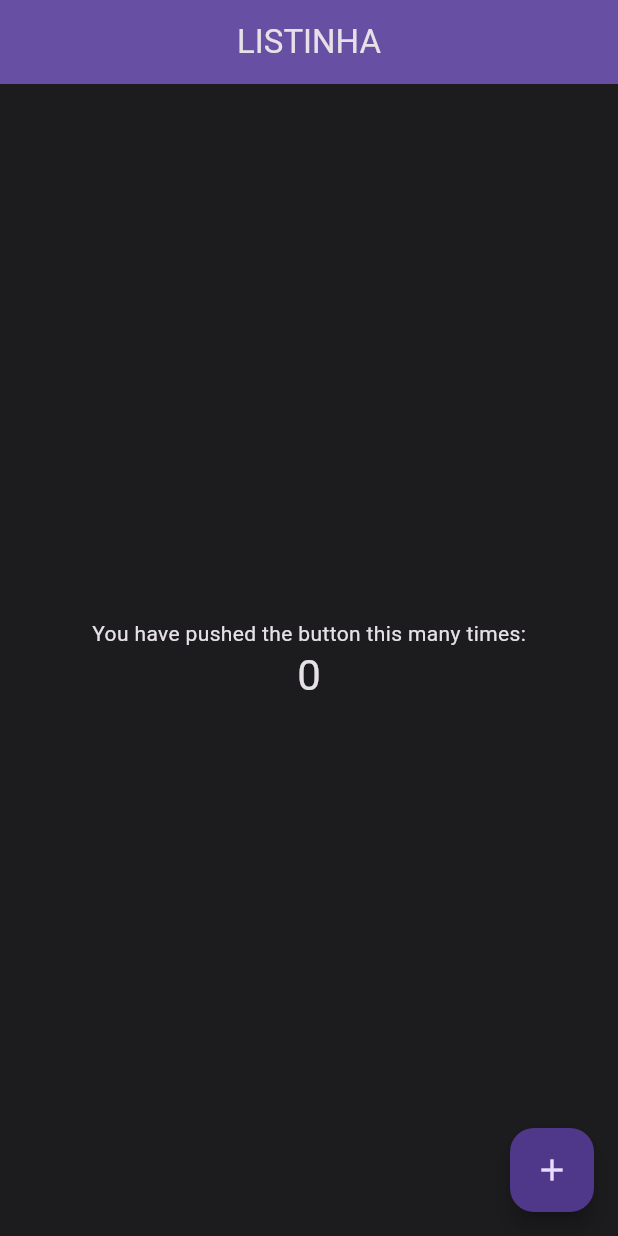
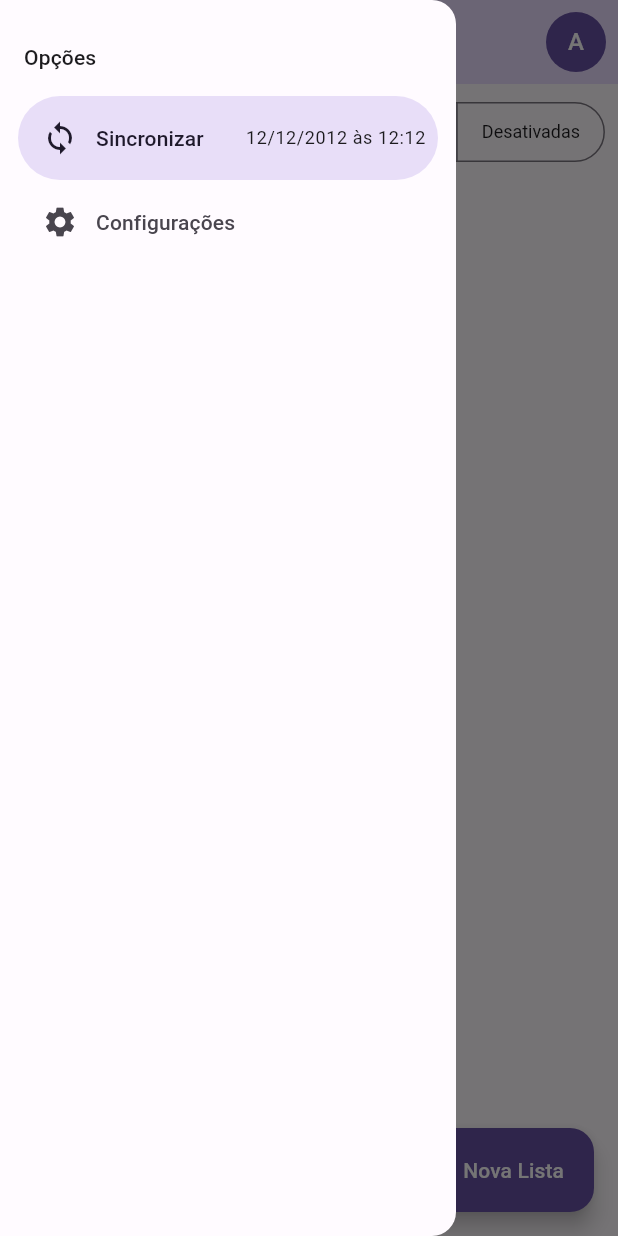
Before and after one commit to LMThomaz-Study/listinha, a Flutter app: the screen it shows after launch, with the side drawer open (before the commit the screen has no drawer), on a phone screen of 412 x 824 dp. Run offline on Flutter 3.47's test engine with Material 2 defaults, Android fonts, the phone set to English and light mode, and no system bars.

Commit message:
Fullstack Flutter/Dart #4

```diff
--- a/app/lib/main.dart
+++ b/app/lib/main.dart
@@ -5,91 +5,3 @@ import 'src/app_widget.dart';
 void main() {
   runApp(const MyWidget());
 }
-
-class MyHomePage extends StatefulWidget {
-  const MyHomePage({super.key, required this.title});
-
-  // This widget is the home page of your application. It is stateful, meaning
-  // that it has a State object (defined below) that contains fields that affect
-  // how it looks.
-
-  // This class is the configuration for the state. It holds the values (in this
-  // case the title) provided by the parent (in this case the App widget) and
-  // used by the build method of the State. Fields in a Widget subclass are
-  // always marked "final".
-
-  final String title;
-
-  @override
-  State<MyHomePage> createState() => _MyHomePageState();
-}
-
-class _MyHomePageState extends State<MyHomePage> {
-  int _counter = 0;
-
-  void _incrementCounter() {
-    setState(() {
-      // This call to setState tells the Flutter framework that something has
-      // changed in this State, which causes it to rerun the build method below
-      // so that the display can reflect the updated values. If we changed
-      // _counter without calling setState(), then the build method would not be
-      // called again, and so nothing would appear to happen.
-      _counter++;
-    });
-  }
-
-  @override
-  Widget build(BuildContext context) {
-    // This method is rerun every time setState is called, for instance as done
-    // by the _incrementCounter method above.
-    //
-    // The Flutter framework has been optimized to make rerunning build methods
-    // fast, so that you can just rebuild anything that needs updating rather
-    // than having to individually change instances of widgets.
-    return Scaffold(
-      appBar: AppBar(
-        // TRY THIS: Try changing the color here to a specific color (to
-        // Colors.amber, perhaps?) and trigger a hot reload to see the AppBar
-        // change color while the other colors stay the same.
-        backgroundColor: Theme.of(context).colorScheme.inversePrimary,
-        // Here we take the value from the MyHomePage object that was created by
-        // the App.build method, and use it to set our appbar title.
-        title: Text(widget.title),
-      ),
-      body: Center(
-        // Center is a layout widget. It takes a single child and positions it
-        // in the middle of the parent.
-        child: Column(
-          // Column is also a layout widget. It takes a list of children and
-          // arranges them vertically. By default, it sizes itself to fit its
-          // children horizontally, and tries to be as tall as its parent.
-          //
-          // Column has various properties to control how it sizes itself and
-          // how it positions its children. Here we use mainAxisAlignment to
-          // center the children vertically; the main axis here is the vertical
-          // axis because Columns are vertical (the cross axis would be
-          // horizontal).
-          //
-          // TRY THIS: Invoke "debug painting" (choose the "Toggle Debug Paint"
-          // action in the IDE, or press "p" in the console), to see the
-          // wireframe for each widget.
-          mainAxisAlignment: MainAxisAlignment.center,
-          children: <Widget>[
-            const Text(
-              'You have pushed the button this many times:',
-            ),
-            Text(
-              '$_counter',
-              style: Theme.of(context).textTheme.headlineMedium,
-            ),
-          ],
-        ),
-      ),
-      floatingActionButton: FloatingActionButton(
-        onPressed: _incrementCounter,
-        tooltip: 'Increment',
-        child: const Icon(Icons.add),
-      ), // This trailing comma makes auto-formatting nicer for build methods.
-    );
-  }
-}
--- a/app/lib/src/app_widget.dart
+++ b/app/lib/src/app_widget.dart
@@ -1,5 +1,5 @@
 import 'package:flutter/material.dart';
-import 'package:listinha/main.dart';
+import 'package:listinha/src/home/home_page.dart';
 
 import 'shared/themes/themes.dart';
 
@@ -11,11 +11,11 @@ class MyWidget extends StatelessWidget {
   Widget build(BuildContext context) {
     return MaterialApp(
       title: 'Flutter Demo',
-      themeMode: ThemeMode.dark,
+      themeMode: ThemeMode.light,
       debugShowCheckedModeBanner: false,
       theme: lightTheme,
       darkTheme: dartTheme,
-      home: const MyHomePage(title: 'LISTINHA'),
+      home: const HomePage(),
     );
   }
 }
--- /dev/null
+++ b/app/lib/src/home/home_page.dart
@@ -0,0 +1,52 @@
+import 'package:flutter/material.dart';
+import 'package:listinha/src/home/widgets/custom_drawer.dart';
+import 'package:listinha/src/shared/widgets/user_image_button.dart';
+
+class HomePage extends StatefulWidget {
+  const HomePage({super.key});
+
+  @override
+  State<HomePage> createState() => _HomePageState();
+}
+
+class _HomePageState extends State<HomePage> {
+  @override
+  Widget build(BuildContext context) {
+    return Scaffold(
+      drawer: const CustomDrawer(),
+      appBar: AppBar(
+        title: const Text('LISTINHA'),
+        actions: const [
+          Padding(
+            padding: EdgeInsets.only(right: 8),
+            child: UserImageButton(),
+          ),
+        ],
+      ),
+      body: Center(
+        child: Column(
+          children: [
+            Padding(
+              padding: const EdgeInsets.all(8),
+              child: SegmentedButton<int>(
+                segments: const [
+                  ButtonSegment(value: 0, label: Text('Todos')),
+                  ButtonSegment(value: 1, label: Text('Pendentes')),
+                  ButtonSegment(value: 2, label: Text('Concluídas')),
+                  ButtonSegment(value: 3, label: Text('Desativadas')),
+                ],
+                selected: const {2},
+                onSelectionChanged: (values) {},
+              ),
+            )
+          ],
+        ),
+      ),
+      floatingActionButton: FloatingActionButton.extended(
+        icon: const Icon(Icons.edit),
+        label: const Text('Nova Lista'),
+        onPressed: () {},
+      ),
+    );
+  }
+}
--- /dev/null
+++ b/app/lib/src/home/widgets/custom_drawer.dart
@@ -0,0 +1,39 @@
+import 'package:flutter/material.dart';
+
+class CustomDrawer extends StatelessWidget {
+  const CustomDrawer({super.key});
+
+  @override
+  Widget build(BuildContext context) {
+    return NavigationDrawer(
+      children: [
+        Padding(
+          padding: const EdgeInsets.fromLTRB(16, 28, 16, 16),
+          child: Text(
+            'Opções',
+            style: Theme.of(context).textTheme.titleSmall,
+          ),
+        ),
+        NavigationDrawerDestination(
+          icon: const Icon(Icons.sync),
+          label: Row(
+            children: [
+              const Text('Sincronizar'),
+              const SizedBox(
+                width: 28,
+              ),
+              Text(
+                '12/12/2012 às 12:12',
+                style: Theme.of(context).textTheme.bodySmall,
+              ),
+            ],
+          ),
+        ),
+        const NavigationDrawerDestination(
+          icon: Icon(Icons.settings),
+          label: Text('Configurações'),
+        ),
+      ],
+    );
+  }
+}
--- a/app/lib/src/shared/themes/themes.dart
+++ b/app/lib/src/shared/themes/themes.dart
@@ -2,7 +2,7 @@ import 'package:flutter/material.dart';
 
 part 'color_schemes.g.dart';
 
-final lightTheme = ThemeData(
+ThemeData get lightTheme => ThemeData(
       useMaterial3: true,
       colorScheme: _lightColorScheme,
       appBarTheme: AppBarTheme(
@@ -13,13 +13,31 @@ final lightTheme = ThemeData(
         backgroundColor: _lightColorScheme.primary,
         foregroundColor: Colors.white,
       ),
+      segmentedButtonTheme: _segmentButtonTheme,
     );
 
-final dartTheme = ThemeData(
+ThemeData get dartTheme => ThemeData(
       useMaterial3: true,
       colorScheme: _darkColorScheme,
       appBarTheme: AppBarTheme(
         centerTitle: true,
         backgroundColor: _darkColorScheme.primaryContainer,
       ),
+      segmentedButtonTheme: _segmentButtonTheme,
     );
+
+SegmentedButtonThemeData get _segmentButtonTheme => SegmentedButtonThemeData(
+      style: ButtonStyle(
+        textStyle: MaterialStateProperty.resolveWith<TextStyle>((states) {
+          if (states.contains(MaterialState.selected)) {
+            return const TextStyle(
+              fontSize: 9,
+            );
+          }
+
+          return const TextStyle(
+            fontSize: 12,
+          );
+        }),
+      ),
+    );
--- /dev/null
+++ b/app/lib/src/shared/widgets/user_image_button.dart
@@ -0,0 +1,16 @@
+import 'package:flutter/material.dart';
+
+class UserImageButton extends StatelessWidget {
+  const UserImageButton({super.key});
+
+  @override
+  Widget build(BuildContext context) {
+    return GestureDetector(
+      child: CircleAvatar(
+        backgroundColor: Theme.of(context).primaryColor,
+        foregroundColor: Colors.white,
+        child: const Text('A'),
+      ),
+    );
+  }
+}
--- a/app/pubspec.yaml
+++ b/app/pubspec.yaml
@@ -30,9 +30,6 @@ environment:
 dependencies:
   flutter:
     sdk: flutter
-
-  # The following adds the Cupertino Icons font to your application.
-  # Use with the CupertinoIcons class for iOS style icons.
   cupertino_icons: ^1.0.2
   uno: ^1.1.8
   result_dart: ^1.0.6
```
Lines whose indentation alone changed are shown as unchanged.
